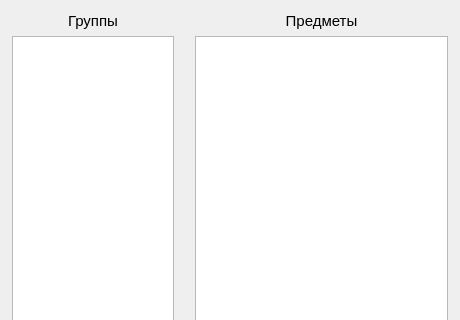
The window that ui/filterDialog.ui (Cy-Nec/hour_track) describes before a commit, drawn with Qt 5; both pictures show x 0 to 460 and y 0 to 320 of the 460 by 496 pixel window.
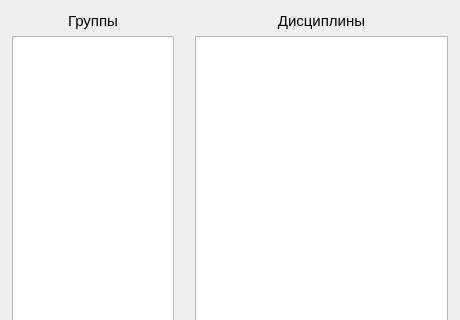
The same window after the commit.

The edit to the form file:
```diff
--- a/ui/filterDialog.ui
+++ b/ui/filterDialog.ui
@@ -38,7 +38,7 @@
     <number>3</number>
    </property>
    <item row="0" column="0">
-    <widget class="QFrame" name="">
+    <widget class="QFrame" name="frame">
      <layout class="QVBoxLayout" name="verticalLayout_2">
       <item>
        <widget class="QLabel" name="label1">
@@ -67,12 +67,12 @@
     </widget>
    </item>
    <item row="0" column="1">
-    <widget class="QFrame" name="">
+    <widget class="QFrame" name="frame">
      <layout class="QVBoxLayout" name="verticalLayout">
       <item>
        <widget class="QLabel" name="label2">
         <property name="text">
-         <string>Предметы</string>
+         <string>Дисциплины</string>
         </property>
         <property name="alignment">
          <set>Qt::AlignCenter</set>
@@ -96,7 +96,7 @@
     </widget>
    </item>
    <item row="1" column="0" colspan="2">
-    <widget class="QFrame" name="">
+    <widget class="QFrame" name="frame">
      <layout class="QHBoxLayout" name="horizontalLayout">
       <item>
        <widget class="QPushButton" name="btn_Cancel">
```
